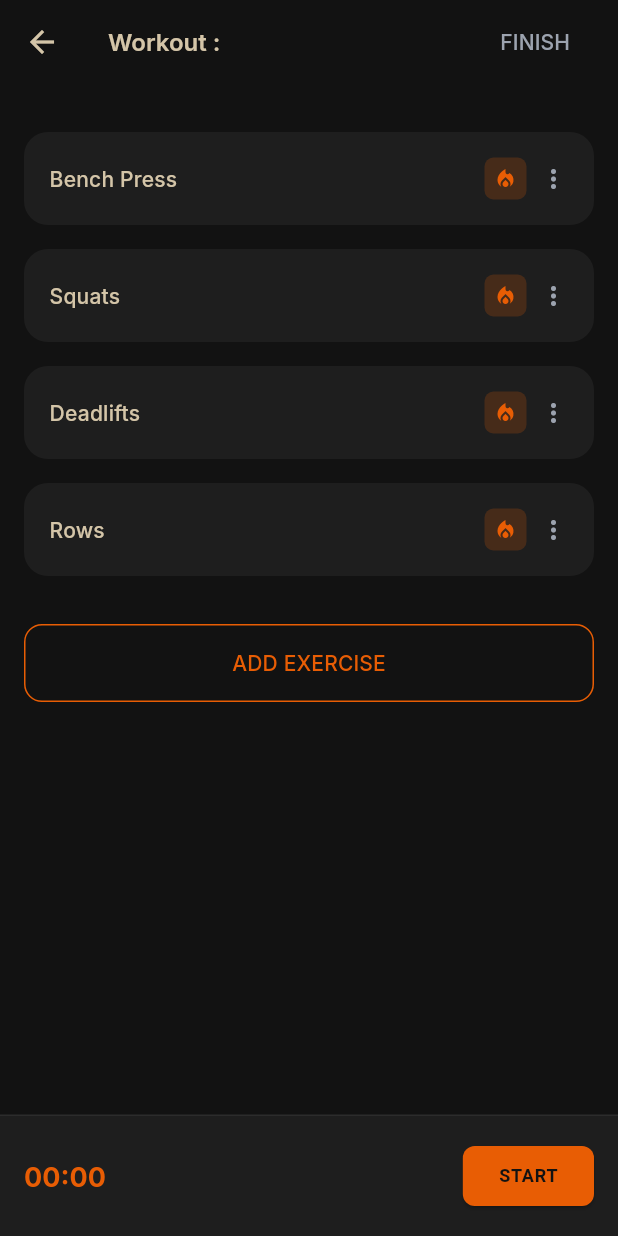
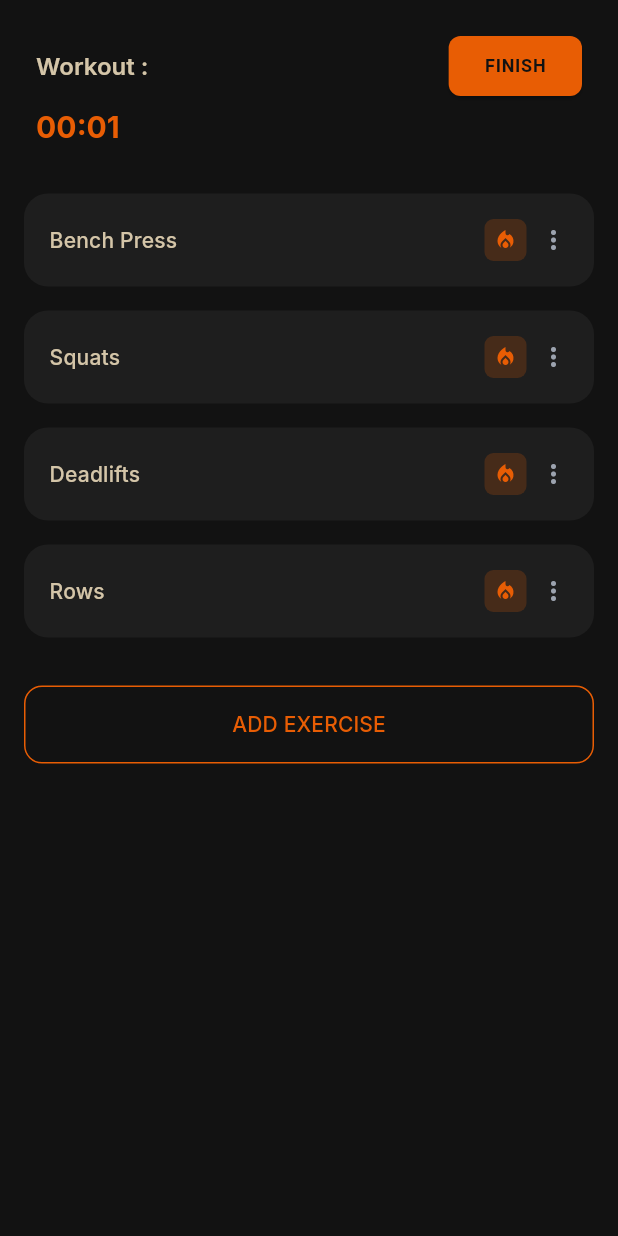
Before and after one commit to chintanmehta21/GrowthFuel, a Flutter app: the _ExerciseTabContent screen opened directly with empty values, on a phone screen of 412 x 824 dp. Run offline on Flutter 3.47's test engine with Material 3 defaults, Android fonts, the phone set to English and light mode, and no system bars; our stand-ins replace device_preview, fl_chart, google_fonts, supabase_flutter; accounts and stored records are empty.

Commit message:
Minor fixes

```diff
--- a/1_Flutter_Src/lib/screens/exercise/exercise_tab.dart
+++ b/1_Flutter_Src/lib/screens/exercise/exercise_tab.dart
@@ -98,15 +98,12 @@ class _WorkoutSelectionScreenState extends State<_WorkoutSelectionScreen> {
                     isExpanded: true,
                     icon: Padding(
                       padding: const EdgeInsets.only(right: 16),
-                      child: Icon(
-                        Icons.expand_more,
-                        color: AppTheme.accent,
-                      ),
+                      child: Icon(Icons.expand_more, color: AppTheme.accent),
                     ),
                     dropdownColor: AppTheme.surfaceDark,
-                    style: Theme.of(context).textTheme.bodyLarge?.copyWith(
-                      color: AppTheme.textMain,
-                    ),
+                    style: Theme.of(
+                      context,
+                    ).textTheme.bodyLarge?.copyWith(color: AppTheme.textMain),
                     items: workouts.map((workout) {
                       return DropdownMenuItem<String>(
                         value: workout,
@@ -138,8 +135,9 @@ class _WorkoutSelectionScreenState extends State<_WorkoutSelectionScreen> {
                       : null,
                   style: ElevatedButton.styleFrom(
                     backgroundColor: AppTheme.accent,
-                    disabledBackgroundColor:
-                    AppTheme.accent.withValues(alpha: 0.4),
+                    disabledBackgroundColor: AppTheme.accent.withValues(
+                      alpha: 0.4,
+                    ),
                     padding: const EdgeInsets.symmetric(vertical: 16),
                     shape: RoundedRectangleBorder(
                       borderRadius: BorderRadius.circular(12),
@@ -179,7 +177,12 @@ class _ExerciseTabContent extends StatefulWidget {
 class _ExerciseTabContentState extends State<_ExerciseTabContent> {
   Timer? _timer;
   int _elapsedSeconds = 0;
-  bool _isWorkoutStarted = false;
+
+  @override
+  void initState() {
+    super.initState();
+    _startTimer();
+  }
 
   @override
   void dispose() {
@@ -188,29 +191,12 @@ class _ExerciseTabContentState extends State<_ExerciseTabContent> {
   }
 
   void _startTimer() {
-    if (_isWorkoutStarted) return;
-
-    setState(() {
-      _isWorkoutStarted = true;
-      _elapsedSeconds = 0;
-    });
-
     _timer = Timer.periodic(const Duration(seconds: 1), (timer) {
       if (mounted) {
         setState(() {
           _elapsedSeconds++;
         });
       }
-    });
-  }
-
-  void _stopTimer() {
-    if (!_isWorkoutStarted) return;
-
-    _timer?.cancel();
-    _timer = null;
-    setState(() {
-      _isWorkoutStarted = false;
     });
   }
 
@@ -221,7 +207,7 @@ class _ExerciseTabContentState extends State<_ExerciseTabContent> {
   }
 
   void _finishWorkout() {
-    _stopTimer();
+    _timer?.cancel();
 
     showDialog(
       context: context,
@@ -239,15 +225,30 @@ class _ExerciseTabContentState extends State<_ExerciseTabContent> {
           actions: [
             TextButton(
               onPressed: () {
+                Navigator.pop(context); // Close dialog
+                // Resume timer if they don't finish?
+                // The old logic stopped timer.
+                // If they cancel dialog, we might want to resume.
+                // For now, let's restart it if they cancel.
+                _startTimer();
+              },
+              child: Text(
+                'CANCEL',
+                style: Theme.of(
+                  context,
+                ).textTheme.labelLarge?.copyWith(color: AppTheme.textMuted),
+              ),
+            ),
+            TextButton(
+              onPressed: () {
                 Navigator.pop(context);
                 widget.onWorkoutComplete();
               },
               child: Text(
-                'OK',
-                style: Theme.of(context)
-                    .textTheme
-                    .labelLarge
-                    ?.copyWith(color: AppTheme.accent),
+                'FINISH',
+                style: Theme.of(
+                  context,
+                ).textTheme.labelLarge?.copyWith(color: AppTheme.accent),
               ),
             ),
           ],
@@ -260,79 +261,33 @@ class _ExerciseTabContentState extends State<_ExerciseTabContent> {
   Widget build(BuildContext context) {
     return Scaffold(
       backgroundColor: AppTheme.backgroundDark,
-      appBar: AppBar(
-        backgroundColor: AppTheme.backgroundDark,
-        elevation: 0,
-        title: Row(
+      body: SafeArea(
+        child: Column(
+          children: [
+            // Custom Header with Top Padding
+            Padding(
+              padding: const EdgeInsets.fromLTRB(24, 20, 24, 0),
+              child: Row(
                 mainAxisAlignment: MainAxisAlignment.spaceBetween,
                 children: [
                   Text(
                     'Workout : ${widget.selectedWorkout}',
                     style: Theme.of(context).textTheme.titleLarge,
                   ),
-            TextButton(
-              onPressed: _isWorkoutStarted ? _finishWorkout : null,
-              style: TextButton.styleFrom(
-                padding: const EdgeInsets.symmetric(
-                  horizontal: 16,
-                  vertical: 8,
-                ),
-                backgroundColor: Colors.transparent,
-              ),
-              child: Text(
-                'FINISH',
-                style: Theme.of(context).textTheme.labelLarge?.copyWith(
-                  color: _isWorkoutStarted ? AppTheme.accent : AppTheme.textMuted,
-                ),
-              ),
-            ),
-          ],
-        ),
-      ),
-      body: Column(
-        children: [
-          Expanded(
-            child: Padding(
-              padding: const EdgeInsets.only(top: 16),
-              child: _ExerciseListView(category: widget.selectedWorkout),
-            ),
-          ),
-          Container(
-            padding: const EdgeInsets.all(16),
-            decoration: BoxDecoration(
-              color: AppTheme.surfaceDark,
-              border: Border(
-                top: BorderSide(
-                  color: AppTheme.surfaceLight,
-                  width: 1,
-                ),
-              ),
-            ),
-            child: Row(
-              mainAxisAlignment: MainAxisAlignment.spaceBetween,
-              children: [
-                Text(
-                  _formatTime(_elapsedSeconds),
-                  style: Theme.of(context).textTheme.headlineSmall?.copyWith(
-                    color: AppTheme.accent,
-                    fontWeight: FontWeight.bold,
-                  ),
-                ),
                   ElevatedButton(
-                  onPressed: _isWorkoutStarted ? null : _startTimer,
+                    onPressed: _finishWorkout,
                     style: ElevatedButton.styleFrom(
-                    backgroundColor:
-                        _isWorkoutStarted ? AppTheme.textMuted : AppTheme.accent,
+                      backgroundColor: AppTheme.accent,
                       padding: const EdgeInsets.symmetric(
                         horizontal: 24,
-                      vertical: 12,
+                        vertical: 6, // Reduced vertical padding
                       ),
                       shape: RoundedRectangleBorder(
                         borderRadius: BorderRadius.circular(8),
                       ),
                     ),
                     child: Text(
-                    _isWorkoutStarted ? 'STARTED' : 'START',
+                      'FINISH',
                       style: Theme.of(context).textTheme.labelMedium?.copyWith(
                         color: AppTheme.backgroundDark,
                         fontWeight: FontWeight.w600,
@@ -342,7 +297,35 @@ class _ExerciseTabContentState extends State<_ExerciseTabContent> {
                 ],
               ),
             ),
+
+            // Timer moved to top, smaller and closer to header
+            Padding(
+              padding: const EdgeInsets.fromLTRB(
+                24,
+                4,
+                24,
+                16,
+              ), // Reduced top padding
+              child: Align(
+                alignment: Alignment.centerLeft,
+                child: Text(
+                  _formatTime(_elapsedSeconds),
+                  style: Theme.of(context).textTheme.titleLarge?.copyWith(
+                    // Smaller font
+                    color: AppTheme.accent,
+                    fontWeight: FontWeight.bold,
+                    fontSize: 20, // Slightly smaller than titleLarge default
+                  ),
+                ),
+              ),
+            ),
+
+            // Exercise List
+            Expanded(
+              child: _ExerciseListView(category: widget.selectedWorkout),
+            ),
           ],
+        ),
       ),
     );
   }
@@ -376,10 +359,9 @@ class _ExerciseListView extends StatelessWidget {
               ),
               child: Text(
                 'ADD EXERCISE',
-                style: Theme.of(context)
-                    .textTheme
-                    .labelLarge
-                    ?.copyWith(color: AppTheme.accent),
+                style: Theme.of(
+                  context,
+                ).textTheme.labelLarge?.copyWith(color: AppTheme.accent),
               ),
             ),
           );
@@ -407,11 +389,17 @@ class _ExerciseCardState extends State<_ExerciseCard> {
 
   void _addSet() {
     setState(() {
-      _sets.add({
-        'set': '${_sets.length + 1}',
-        'previous': '60kg x 8',
-        'completed': 'false',
+      _sets.add({'set': '${_sets.length + 1}', 'previous': '60kg x 8'});
     });
+  }
+
+  void _removeSet(int index) {
+    setState(() {
+      _sets.removeAt(index);
+      // Re-number sets
+      for (int i = 0; i < _sets.length; i++) {
+        _sets[i]['set'] = '${i + 1}';
+      }
     });
   }
 
@@ -503,16 +491,11 @@ class _ExerciseCardState extends State<_ExerciseCard> {
                     ],
                   ),
                   const SizedBox(height: 12),
-                  ..._sets.map(
-                    (set) => _SetRow(
-                      setNumber: set['set']!,
-                      previousWeight: set['previous']!,
-                      isCompleted: set['completed'] == 'true',
-                      onComplete: () {
-                        setState(() {
-                          set['completed'] = set['completed'] == 'true' ? 'false' : 'true';
-                        });
-                      },
+                  ..._sets.asMap().entries.map(
+                    (entry) => _SetRow(
+                      setNumber: entry.value['set']!,
+                      previousWeight: entry.value['previous']!,
+                      onDelete: () => _removeSet(entry.key),
                     ),
                   ),
                   const SizedBox(height: 12),
@@ -556,14 +539,12 @@ class _ExerciseCardState extends State<_ExerciseCard> {
 class _SetRow extends StatelessWidget {
   final String setNumber;
   final String previousWeight;
-  final bool isCompleted;
-  final VoidCallback onComplete;
+  final VoidCallback onDelete;
 
   const _SetRow({
     required this.setNumber,
     required this.previousWeight,
-    required this.isCompleted,
-    required this.onComplete,
+    required this.onDelete,
   });
 
   @override
@@ -618,25 +599,17 @@ class _SetRow extends StatelessWidget {
           ),
           const SizedBox(width: 8),
           InkWell(
-            onTap: onComplete,
+            onTap: onDelete,
+            borderRadius: BorderRadius.circular(6),
             child: Container(
               width: 28,
               height: 28,
-              decoration: BoxDecoration(
-                color: isCompleted ? AppTheme.accent : Colors.transparent,
-                borderRadius: BorderRadius.circular(6),
-                border: Border.all(
-                  color: isCompleted ? AppTheme.accent : AppTheme.textMuted,
-                  width: 2,
+              alignment: Alignment.center,
+              child: const Icon(
+                Icons.delete_outline,
+                color: AppTheme.textMuted,
+                size: 20,
               ),
-              ),
-              child: isCompleted
-                  ? const Icon(
-                      Icons.check,
-                      color: AppTheme.backgroundDark,
-                      size: 16,
-                    )
-                  : null,
             ),
           ),
         ],
--- a/1_Flutter_Src/lib/screens/habits/habits_screen.dart
+++ b/1_Flutter_Src/lib/screens/habits/habits_screen.dart
@@ -2,7 +2,6 @@ import 'package:flutter/material.dart';
 import 'package:growth_fuel/config/theme.dart';
 import 'package:growth_fuel/screens/habits/add_habit_screen.dart';
 import 'package:intl/intl.dart';
-import 'habit_type_widgets.dart';
 
 class HabitsScreen extends StatefulWidget {
   const HabitsScreen({super.key});
--- a/1_Flutter_Src/lib/widgets/score_card.dart
+++ b/1_Flutter_Src/lib/widgets/score_card.dart
@@ -8,13 +8,13 @@ class ScoreCard extends StatelessWidget {
   final String tooltipText;
 
   const ScoreCard({
-    Key? key,
+    super.key,
     required this.title,
     required this.icon,
     required this.score,
     required this.iconColor,
     this.tooltipText = 'How is it calculated?',
-  }) : super(key: key);
+  });
 
   @override
   Widget build(BuildContext context) {
--- a/1_Flutter_Src/lib/widgets/section_with_dropdown.dart
+++ b/1_Flutter_Src/lib/widgets/section_with_dropdown.dart
@@ -8,12 +8,12 @@ class SectionWithDropdown extends StatelessWidget {
   final String initialTimePeriod;
 
   const SectionWithDropdown({
-    Key? key,
+    super.key,
     required this.title,
     required this.child,
     this.onTimePeriodChanged,
     this.initialTimePeriod = 'Weekly',
-  }) : super(key: key);
+  });
 
   @override
   Widget build(BuildContext context) {
```
Also changed, not shown: 1_Flutter_Src/lib/screens/habits/habit_type_widgets.dart (+6 -3 lines), 1_Flutter_Src/lib/widgets/time_period_dropdown.dart (+6 -8 lines), 1 other file. Lines whose indentation alone changed are shown as unchanged.
